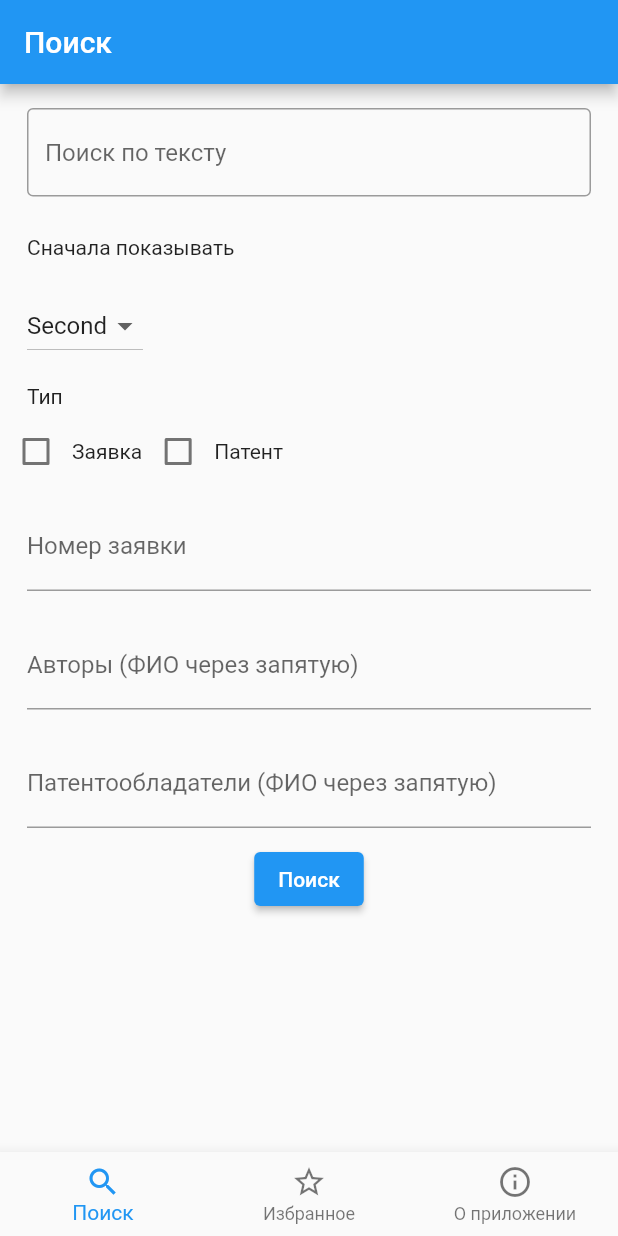
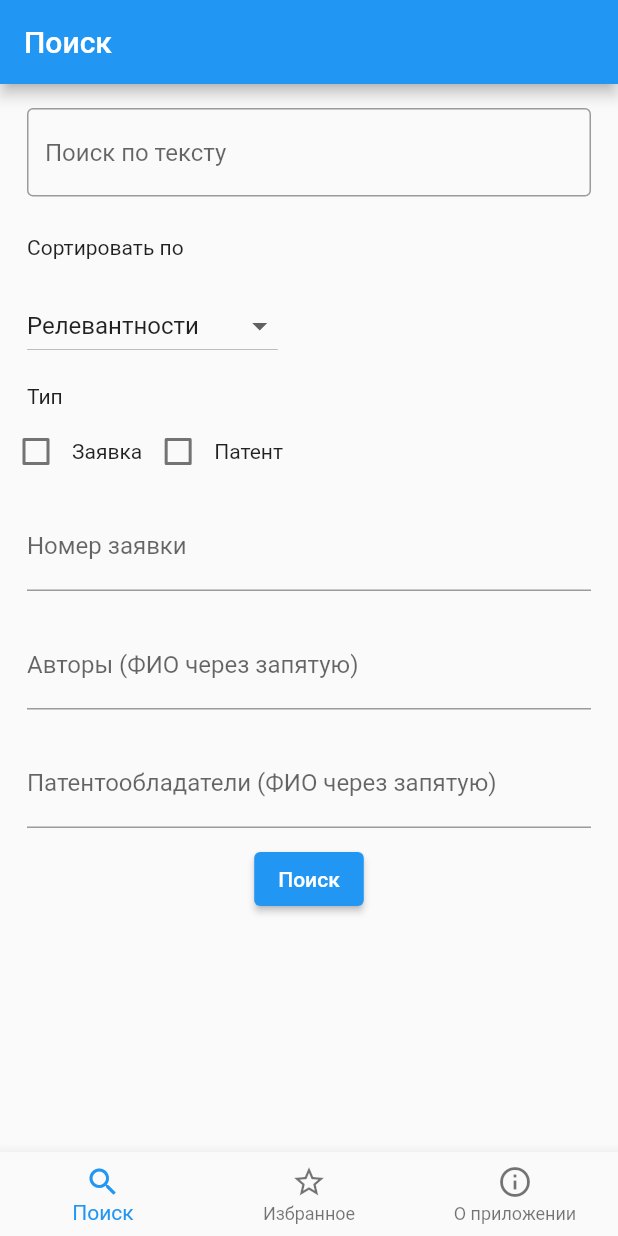
Before and after one commit to ArtemSorin/Rospatent, a Flutter app: the screen it shows after launch, on a phone screen of 412 x 824 dp. Run offline on Flutter 3.47's test engine with Material 2 defaults, Android fonts, the light colour scheme and no system bars.

Commit message:
Сортировка патентов по разным параметрам

```diff
--- a/flutter_application1/lib/screen_list_page.dart
+++ b/flutter_application1/lib/screen_list_page.dart
@@ -10,7 +10,7 @@ class ScreenA extends StatefulWidget {
 }
 
 class _ScreenA extends State<ScreenA> {
-  int _value = 1;
+  int sortValue = 1;
   bool isCheckedFirst = false;
   bool isCheckedSecond = false;
   TextEditingController searchTextController = TextEditingController();
@@ -37,7 +37,7 @@ class _ScreenA extends State<ScreenA> {
             const Padding(
               padding: EdgeInsets.symmetric(horizontal: 18, vertical: 10),
               child: Text(
-                'Сначала показывать',
+                'Сортировать по',
               ),
             ),
             Row(
@@ -46,30 +46,42 @@ class _ScreenA extends State<ScreenA> {
                   padding:
                       const EdgeInsets.symmetric(horizontal: 18, vertical: 10),
                   child: DropdownButton<int>(
-                    value: _value,
+                    value: sortValue,
                     items: const [
                       DropdownMenuItem<int>(
                         value: 1,
                         child: Text(
-                          "Second",
+                          "Релевантности",
                         ),
                       ),
                       DropdownMenuItem<int>(
                         value: 2,
                         child: Text(
-                          "First",
+                          "Дате публикации↑",
                         ),
                       ),
                       DropdownMenuItem<int>(
                         value: 3,
                         child: Text(
-                          "Th",
+                          "Дате публикации↓",
+                        ),
+                      ),
+                      DropdownMenuItem<int>(
+                        value: 4,
+                        child: Text(
+                          "Дате регистрации↑",
+                        ),
+                      ),
+                      DropdownMenuItem<int>(
+                        value: 5,
+                        child: Text(
+                          "Дате регистрации↓",
                         ),
                       ),
                     ],
                     onChanged: (value) {
                       setState(() {
-                        _value = value!;
+                        sortValue = value!;
                       });
                     },
                   ),
@@ -142,9 +154,11 @@ class _ScreenA extends State<ScreenA> {
               child: ElevatedButton(
                 onPressed: () {
                   model.SearchPageModel.onSearchClicked(
-                      searchTextController.text,
-                      patentee: patenteeTextController.text,
-                      authors: authorsTextController.text);
+                    searchTextController.text,
+                    sortingTypes: sortValue - 1,
+                    patentee: patenteeTextController.text,
+                    authors: authorsTextController.text,
+                  );
 
                   //Route route =
                   //MaterialPageRoute(builder: (context) => SecondHome());
```
Also changed, not shown: flutter_application1/lib/models/search_page_model.dart (+9 -2 lines).
